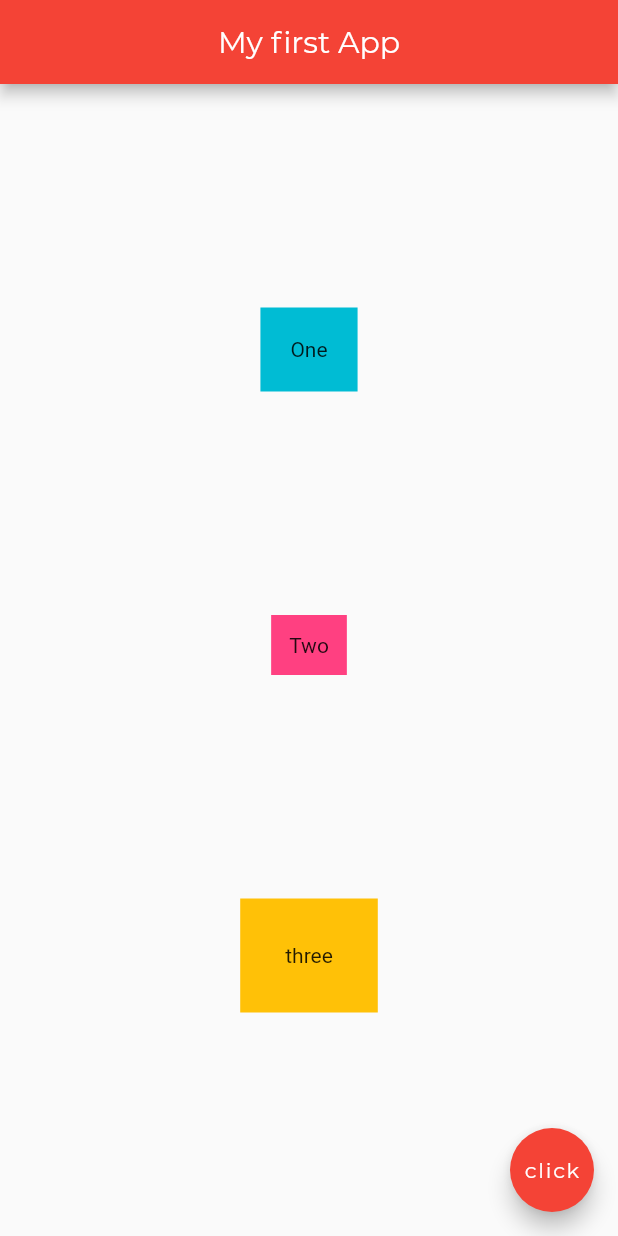
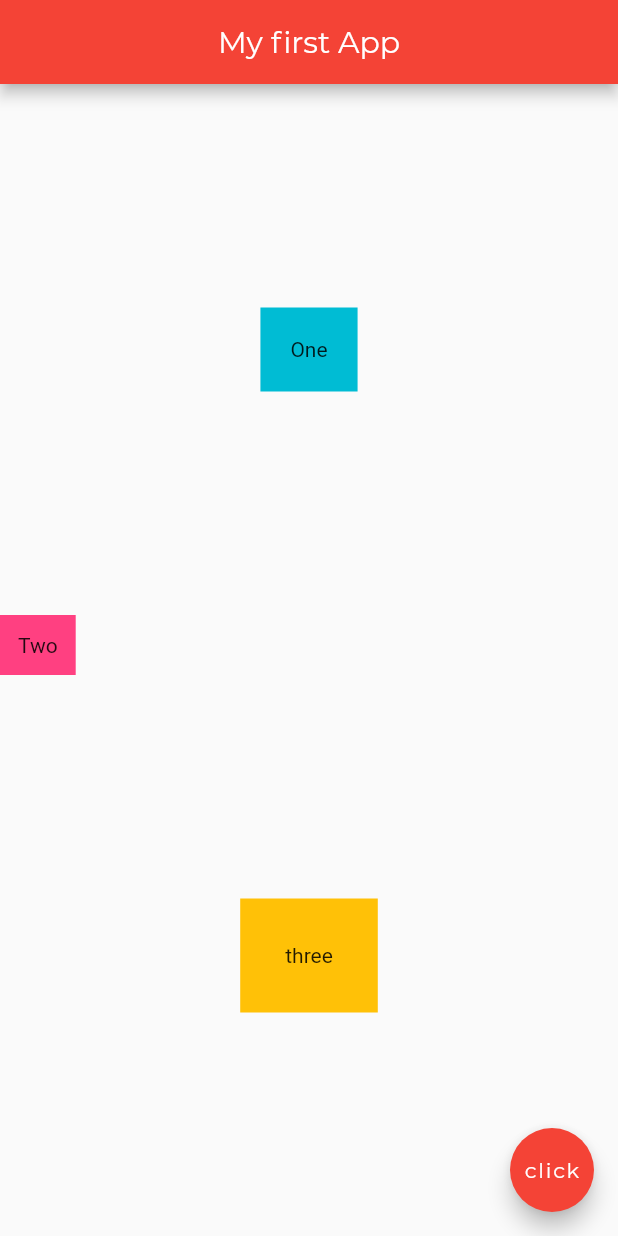
Before and after one commit to Felipemantilla01/flutter-netninja-course, a Flutter app: the screen it shows after launch, on a phone screen of 412 x 824 dp. Run offline on Flutter 3.47's test engine with Material 2 defaults, Android fonts, the phone set to English and light mode, and no system bars.

Commit message:
[feature] using shorcuts.

```diff
--- a/lib/main.dart
+++ b/lib/main.dart
@@ -40,15 +40,23 @@ class MyHomePage extends StatelessWidget {
           mainAxisAlignment: MainAxisAlignment.spaceEvenly,
           crossAxisAlignment: CrossAxisAlignment.center,
           children: [
+            Column(
+              children: [
                 Container(
                   color: Colors.cyan,
                   child: Text('One'),
                   padding: EdgeInsets.all(20.0),
                 ),
+              ],
+            ),
+            Row(
+              children: [
                 Container(
                   color: Colors.pinkAccent,
                   child: Text('Two'),
                   padding: EdgeInsets.all(12.0),
+                ),
+              ],
             ),
             Container(
               color: Colors.amber,
```
Lines whose indentation alone changed are shown as unchanged.
